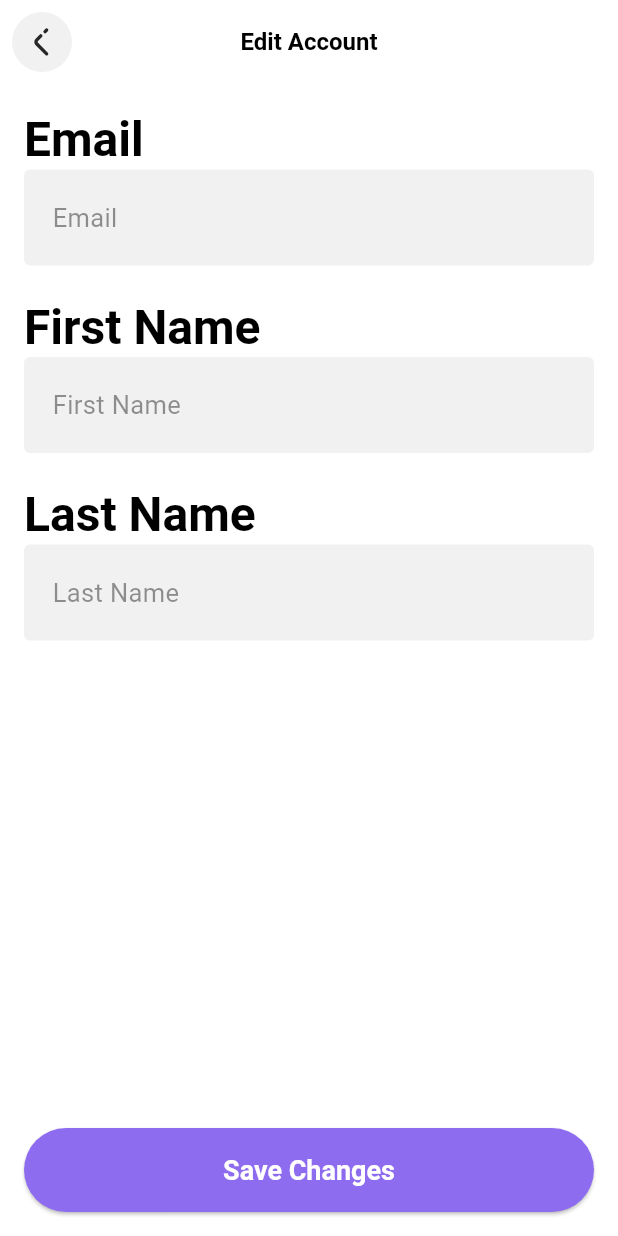
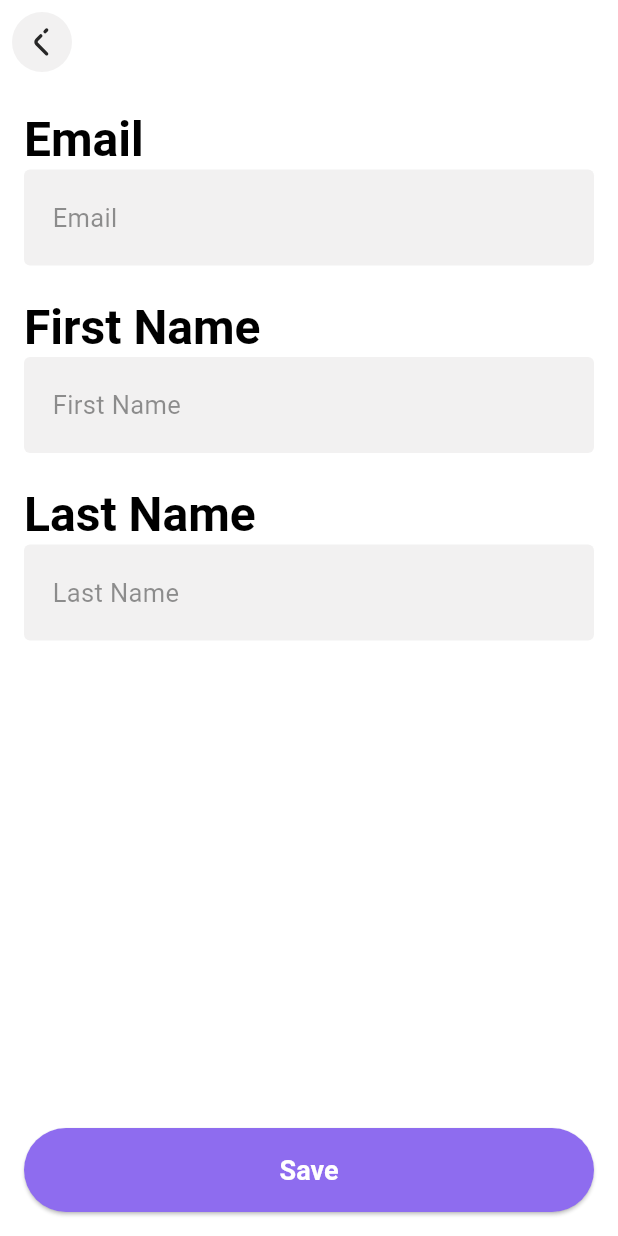
Before and after one commit to YoussefGhonem1/ecommerce_linkdevelpment, a Flutter app: the EditAccountPage screen opened by its route, on a phone screen of 412 x 824 dp. Run offline on Flutter 3.47's test engine with Material 3 defaults, Android fonts, the phone set to English and light mode, and no system bars; our stand-ins replace cloud_firestore, dots_indicator, firebase_auth, firebase_core, firebase_messaging, flutter_local_notifications and 3 more; accounts and stored records are empty.

Commit message:
Added Edit Page with l10n

```diff
--- a/lib/core/l10n/app_ar.arb
+++ b/lib/core/l10n/app_ar.arb
@@ -14,5 +14,8 @@
   "settings_payment": "الدفع",
   "settings_help": "مساعدة",
   "settings_support": "الدعم",
-  "settings_signOut": "تسجيل الخروج"
+  "settings_signOut": "تسجيل الخروج",
+  "email": "البريد الإلكتروني",
+  "firstName": "الاسم الأول",
+  "lastName": "اسم العائلة"
 }
--- a/lib/core/l10n/app_en.arb
+++ b/lib/core/l10n/app_en.arb
@@ -14,5 +14,8 @@
   "settings_payment": "Payment",
   "settings_help": "Help",
   "settings_support": "Support",
-  "settings_signOut": "Sign Out"
+  "settings_signOut": "Sign Out",
+  "email": "Email",
+  "firstName": "First Name",
+  "lastName": "Last Name"
 }
--- a/lib/core/l10n/translation/app_localizations.dart
+++ b/lib/core/l10n/translation/app_localizations.dart
@@ -193,6 +193,24 @@ abstract class AppLocalizations {
   /// In en, this message translates to:
   /// **'Sign Out'**
   String get settings_signOut;
+
+  /// No description provided for @email.
+  ///
+  /// In en, this message translates to:
+  /// **'Email'**
+  String get email;
+
+  /// No description provided for @firstName.
+  ///
+  /// In en, this message translates to:
+  /// **'First Name'**
+  String get firstName;
+
+  /// No description provided for @lastName.
+  ///
+  /// In en, this message translates to:
+  /// **'Last Name'**
+  String get lastName;
 }
 
 class _AppLocalizationsDelegate
--- a/lib/src/features/edit_account/edit_account.dart
+++ b/lib/src/features/edit_account/edit_account.dart
@@ -1,6 +1,7 @@
 import 'package:flutter/material.dart';
 import 'package:cloud_firestore/cloud_firestore.dart';
 import 'package:firebase_auth/firebase_auth.dart';
+import 'package:ecommerce_app/core/l10n/translation/app_localizations.dart';
 
 import 'package:ecommerce_app/src/shared/components/custom_back_button.dart';
 import 'package:ecommerce_app/src/shared/components/custom_button.dart';
@@ -70,12 +71,11 @@ class _EditAccountPageState extends State<EditAccountPage> {
   @override
   Widget build(BuildContext context) {
     final theme = Theme.of(context);
+    final local = AppLocalizations.of(context)!;
+    final isRtl = Directionality.of(context) == TextDirection.rtl;
 
     return Scaffold(
-      appBar: AppBar(
-        leading: const CustomBackButtonIcon(),
-        title: const Text("Edit Account"),
-      ),
+      appBar: AppBar(leading: const CustomBackButtonIcon()),
       body: Padding(
         padding: const EdgeInsets.all(16.0),
         child: Form(
@@ -83,9 +83,9 @@ class _EditAccountPageState extends State<EditAccountPage> {
           child: Column(
             children: [
               Align(
-                alignment: Alignment.centerLeft,
+                alignment: isRtl ? Alignment.centerRight : Alignment.centerLeft,
                 child: Text(
-                  'Email',
+                  local.email,
                   textAlign: TextAlign.left,
                   style: theme.textTheme.headlineMedium?.copyWith(
                     fontWeight: FontWeight.bold,
@@ -94,7 +94,7 @@ class _EditAccountPageState extends State<EditAccountPage> {
               ),
               CustomTextField(
                 controller: _emailController,
-                hintText: "Email",
+                hintText: local.email,
                 keyboardType: TextInputType.emailAddress,
                 readOnly: true,
               ),
@@ -102,9 +102,9 @@ class _EditAccountPageState extends State<EditAccountPage> {
               const SizedBox(height: 20),
 
               Align(
-                alignment: Alignment.centerLeft,
+                alignment: isRtl ? Alignment.centerRight : Alignment.centerLeft,
                 child: Text(
-                  'First Name',
+                  local.firstName,
                   textAlign: TextAlign.left,
                   style: theme.textTheme.headlineMedium?.copyWith(
                     fontWeight: FontWeight.bold,
@@ -113,15 +113,15 @@ class _EditAccountPageState extends State<EditAccountPage> {
               ),
               CustomTextField(
                 controller: _firstNameController,
-                hintText: "First Name",
+                hintText: local.firstName,
               ),
 
               const SizedBox(height: 20),
 
               Align(
-                alignment: Alignment.centerLeft,
+                alignment: isRtl ? Alignment.centerRight : Alignment.centerLeft,
                 child: Text(
-                  'Last Name',
+                  local.lastName,
                   textAlign: TextAlign.start,
                   style: theme.textTheme.headlineMedium?.copyWith(
                     fontWeight: FontWeight.bold,
@@ -130,7 +130,7 @@ class _EditAccountPageState extends State<EditAccountPage> {
               ),
               CustomTextField(
                 controller: _lastNameController,
-                hintText: "Last Name",
+                hintText: local.lastName,
               ),
             ],
           ),
@@ -141,7 +141,7 @@ class _EditAccountPageState extends State<EditAccountPage> {
         child:
             _loading
                 ? const Center(child: CircularProgressIndicator())
-                : CustomButton(text: "Save Changes", onPressed: _saveChanges),
+                : CustomButton(text: local.save, onPressed: _saveChanges),
       ),
     );
   }
```
Also changed, not shown: lib/core/l10n/translation/app_localizations_ar.dart (+9 -0 lines), lib/core/l10n/translation/app_localizations_en.dart (+9 -0 lines).
